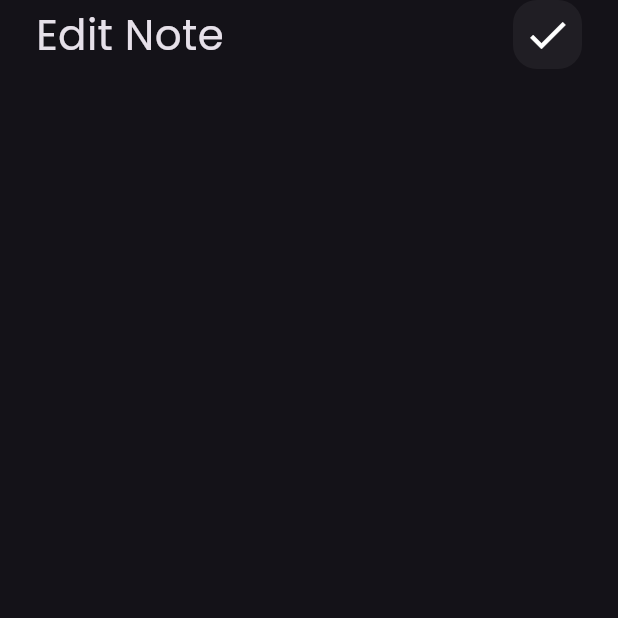
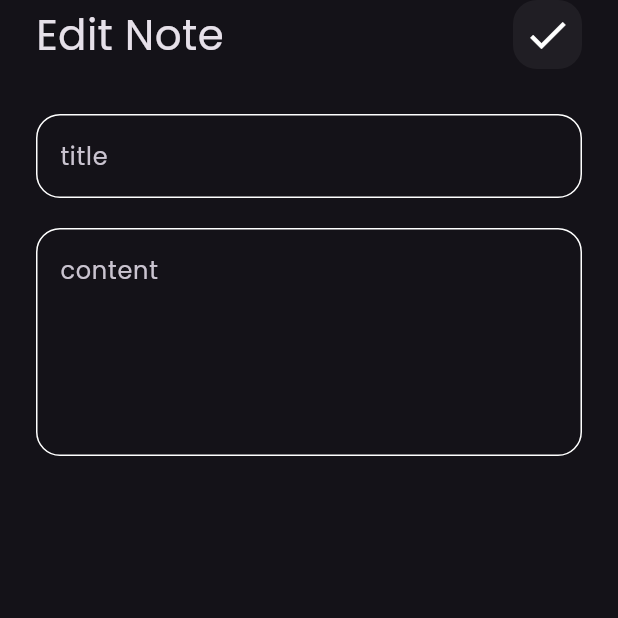
Before and after one commit to bod-dot/note_app, a Flutter app: the EditNoteView screen opened directly, on a phone screen of 412 x 824 dp, the top half of it. Run offline on Flutter 3.47's test engine with Material 3 defaults, Android fonts, the phone set to English and light mode, and no system bars.

Commit message:
edit note ui done

```diff
--- a/lib/views/widgets/Edit_note_view_body.dart
+++ b/lib/views/widgets/Edit_note_view_body.dart
@@ -1,4 +1,5 @@
 import 'package:flutter/material.dart';
+import 'package:note_app/views/widgets/Custome_Text_filet.dart';
 import 'package:note_app/views/widgets/Notes_app_bar.dart';
 
 class EditNoteViewBody extends StatelessWidget {
@@ -11,7 +12,12 @@ class EditNoteViewBody extends StatelessWidget {
         padding:  EdgeInsets.symmetric(horizontal: 24),
         child: Column(
           children: [
-            NotesAppBar(icon: Icons.check,title: "Edit Note",)
+            NotesAppBar(icon: Icons.check,title: "Edit Note",),
+
+              SizedBox(height: 30,),
+            CustomeTextFilet(hint: "title"),
+            SizedBox(height: 20,),
+            CustomeTextFilet(hint: "content",maxline: 5),
           ],
         ),
       ),
```
